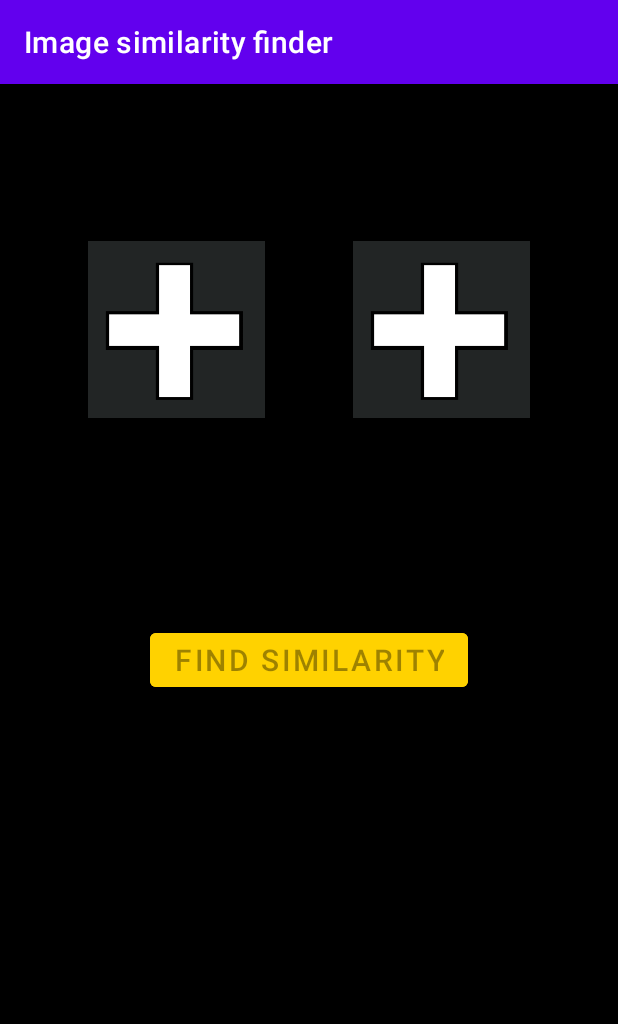
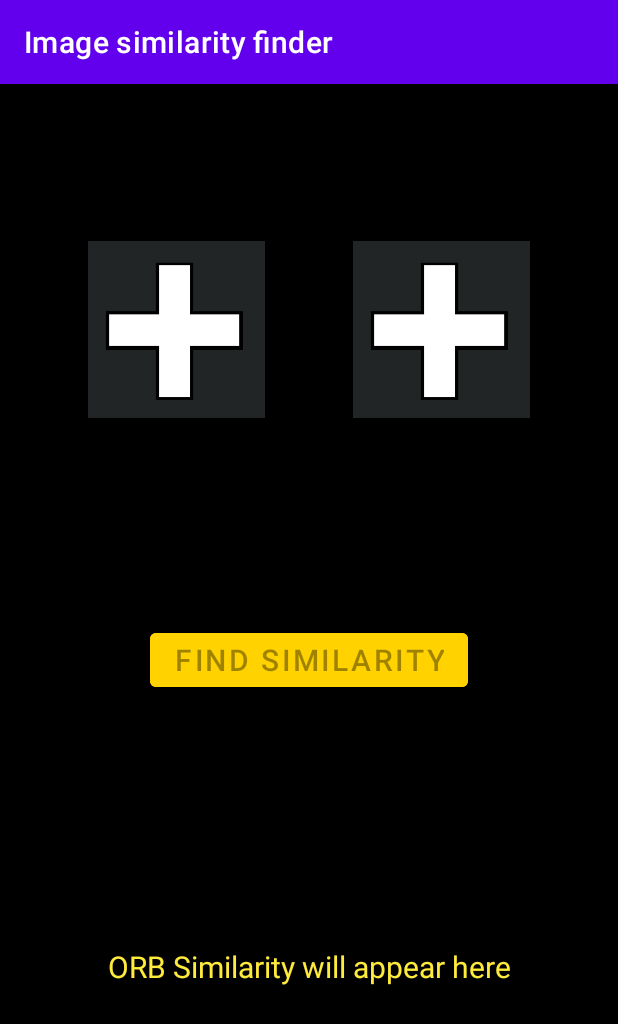
Before and after one commit to sudip-mondal-2002/Image-similarity-detector-android, an Android app: the screen it shows after launch (MainActivity), on a phone screen of 412 x 824 dp. Shown: the top 1024 px of the screen. Run offline under Robolectric (Android 15) with nearby library versions, the phone set to English and light mode, and no system bars; libraries missing offline, so code that uses them is left out: com.chaquo.python; 3 statements that could not run were skipped.

Commit message:
shown the similarity in XML

```diff
--- a/app/src/main/java/com/sudip/imagesimilarityfinder/MainActivity.java
+++ b/app/src/main/java/com/sudip/imagesimilarityfinder/MainActivity.java
@@ -16,6 +16,7 @@ import android.util.Log;
 import android.view.View;
 import android.widget.Button;
 import android.widget.ImageView;
+import android.widget.TextView;
 
 import com.chaquo.python.PyObject;
 import com.chaquo.python.Python;
@@ -32,6 +33,7 @@ public class MainActivity extends AppCompatActivity {
     PyObject pyObject;
     String image = "";
     Button button;
+    TextView textView;
     public String convert(Bitmap bitmap) {
         ByteArrayOutputStream outputStream = new ByteArrayOutputStream();
         bitmap.compress(Bitmap.CompressFormat.JPEG, 70, outputStream);
@@ -41,7 +43,7 @@ public class MainActivity extends AppCompatActivity {
         String imageString1 = convert(image1);
         String imageString2 = convert(image2);
         PyObject obj = pyObject.callAttr("start",imageString1,imageString2);
-        Log.i("info",obj.toString());
+        textView.setText(obj.toString());
     }
     public void addImage(View view){
         image = view.getTag().toString();
@@ -100,6 +102,7 @@ public class MainActivity extends AppCompatActivity {
         Python py = Python.getInstance();
         pyObject = py.getModule("main");
 
+        textView  = (TextView) findViewById(R.id.textView);
         button = (Button) findViewById(R.id.button);
         button.setEnabled(false);
 
--- a/app/src/main/res/layout/activity_main.xml
+++ b/app/src/main/res/layout/activity_main.xml
@@ -49,4 +49,16 @@
         app:layout_constraintHorizontal_bias="0.5"
         app:layout_constraintStart_toEndOf="@+id/image1"
         app:layout_constraintTop_toTopOf="parent" />
+
+    <TextView
+        android:id="@+id/textView"
+        android:layout_width="wrap_content"
+        android:layout_height="wrap_content"
+        android:text="ORB Similarity will appear here"
+        android:textColor="#FFEB3B"
+        android:textSize="20sp"
+        app:layout_constraintBottom_toBottomOf="parent"
+        app:layout_constraintEnd_toEndOf="parent"
+        app:layout_constraintStart_toStartOf="parent"
+        app:layout_constraintTop_toBottomOf="@+id/button" />
 </androidx.constraintlayout.widget.ConstraintLayout>
```
